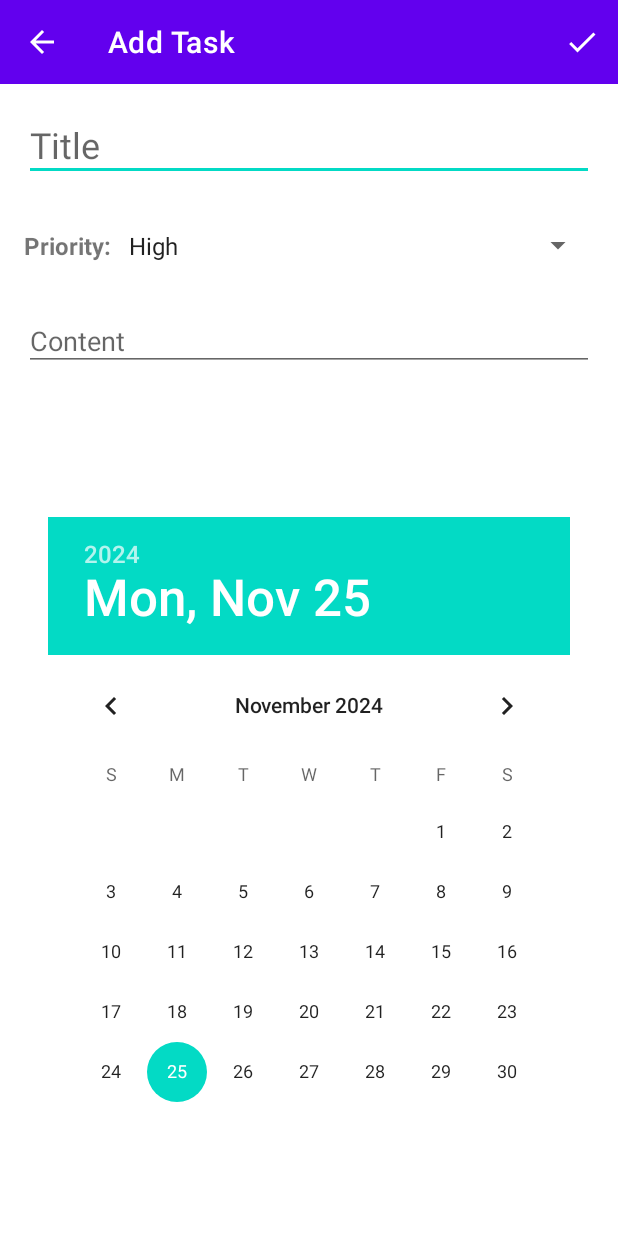
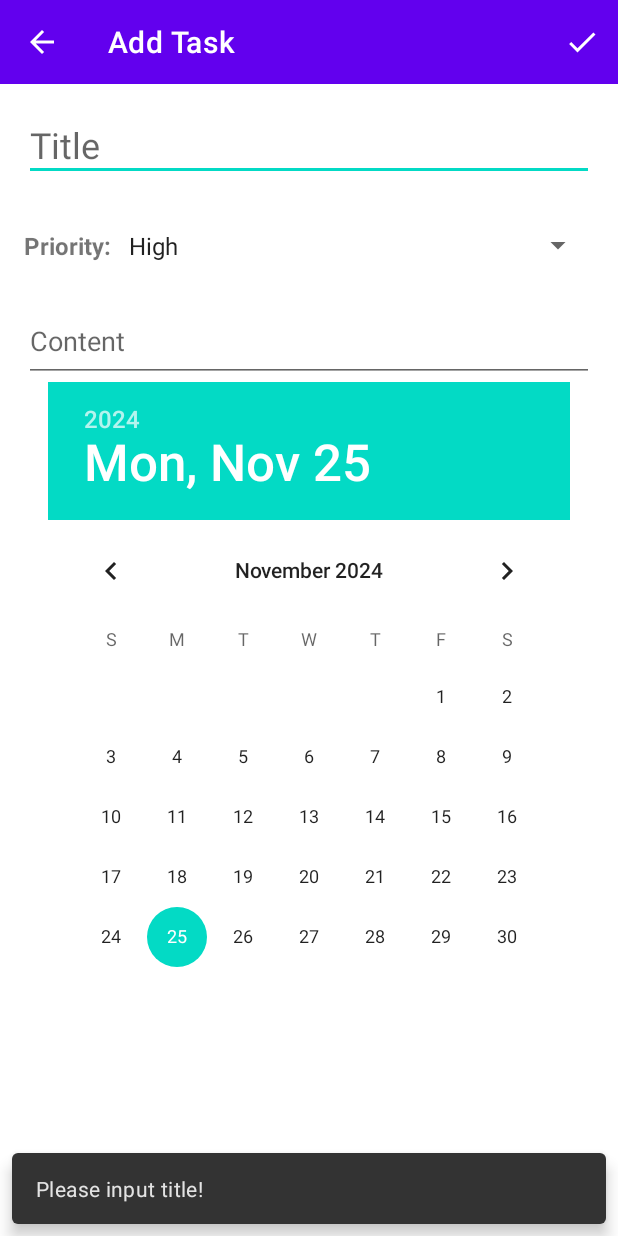
Before and after one commit to kevinyya/DailyTodo, an Android app: the AddActivity screen opened directly, with no data from a screen before it, after a tap on "Custom", on a phone screen of 412 x 824 dp. Run offline under Robolectric (Android 15) with nearby library versions, the phone set to English and light mode, and no system bars.

Commit message:
Access to data from views

```diff
--- a/app/src/main/java/com/example/dailytodo/AddActivity.kt
+++ b/app/src/main/java/com/example/dailytodo/AddActivity.kt
@@ -1,17 +1,35 @@
 package com.example.dailytodo
 
 import android.os.Bundle
+import android.text.method.ScrollingMovementMethod
 import android.util.Log
 import android.view.Menu
 import android.view.MenuItem
+import android.widget.DatePicker
+import android.widget.EditText
+import android.widget.Spinner
 import android.widget.Toolbar
+import androidx.activity.viewModels
 import androidx.appcompat.app.AppCompatActivity
 import androidx.core.content.ContextCompat
+import androidx.fragment.app.viewModels
+import com.example.dailytodo.data.Priority
+import com.example.dailytodo.data.TaskData
+import com.example.dailytodo.ui.task.TaskViewModel
+import com.google.android.material.snackbar.Snackbar
+import java.util.Calendar
+import java.util.Date
 
 
 class AddActivity : AppCompatActivity() {
 
-    private lateinit var toolbar: Toolbar
+    // UI Elements
+    private lateinit var titleET: EditText
+    private lateinit var prioritySP: Spinner
+    private lateinit var contentET: EditText
+    private lateinit var dateDP: DatePicker
+
+    private val taskViewModel: TaskViewModel by viewModels()
 
     override fun onCreate(savedInstanceState: Bundle?) {
         super.onCreate(savedInstanceState)
@@ -26,6 +44,50 @@ class AddActivity : AppCompatActivity() {
         // Set Back Arrow Color
         addTB.navigationIcon?.setTint(ContextCompat.getColor(this, R.color.white))
 
+        // Get View Item
+        titleET = findViewById(R.id.titleET)
+        prioritySP = findViewById(R.id.prioritySP)
+        contentET = findViewById(R.id.contentET)
+        dateDP = findViewById(R.id.dateDP)
+
+        // Set Content EditView Scrollable
+        contentET.movementMethod = ScrollingMovementMethod.getInstance()
+
+
+    }
+
+
+    private fun addTask() {
+        if (titleET.text.toString() != "") {
+            val newTask = createNewTask()
+
+//            Log.d("Debug", "Title: " + newTask.title)
+//            Log.d("Debug", "Priority: " + newTask.priority.toString())
+//            Log.d("Debug", "Content: " + newTask.content)
+//            Log.d("Debug", "Date: " + newTask.date.toString())
+//            Log.d("Debug", "Date: " + Date(newTask.date).toString())
+
+        } else {
+            // Snackbar popup
+            Snackbar.make(findViewById(android.R.id.content),
+                R.string.add_title_hint, Snackbar.LENGTH_SHORT).show()
+        }
+
+    }
+
+
+    private fun createNewTask(): TaskData {
+        // Convert Date
+        val calendar = Calendar.getInstance()
+        calendar.set(dateDP.year, dateDP.month, dateDP.dayOfMonth)
+
+        // Create New Task
+        val newTask = TaskData(title = titleET.text.toString(),
+                               priority = Priority.values()[prioritySP.selectedItemId.toInt()],
+                               content = contentET.text.toString(),
+                               date = calendar.getTime().time)
+
+        return newTask
     }
 
     override fun onCreateOptionsMenu(menu: Menu): Boolean {
@@ -38,6 +100,7 @@ class AddActivity : AppCompatActivity() {
             finish()
         } else if (item.itemId == R.id.taskCheck) {
             Log.d("Debug", "Check Triggered")
+            addTask()
         }
 
         return super.onOptionsItemSelected(item)
--- a/app/src/main/java/com/example/dailytodo/data/TaskData.kt
+++ b/app/src/main/java/com/example/dailytodo/data/TaskData.kt
@@ -7,9 +7,9 @@ import androidx.room.TypeConverter
 import java.util.Date
 
 enum class Priority {
-    LOW,
+    HIGH,
     MEDIUM,
-    HIGH
+    LOW
 }
 
 class DateConverter {
--- a/app/src/main/java/com/example/dailytodo/ui/task/TaskAdapter.kt
+++ b/app/src/main/java/com/example/dailytodo/ui/task/TaskAdapter.kt
@@ -36,13 +36,13 @@ class TaskAdapter : RecyclerView.Adapter<TaskAdapter.TaskViewHolder>() {
         val priority = taskList[position].priority
         when (priority) {
             Priority.LOW -> holder.priorityCard.setCardBackgroundColor(
-                ContextCompat.getColor(holder.itemView.context, R.color.red)
+                ContextCompat.getColor(holder.itemView.context, R.color.green)
             )
             Priority.MEDIUM -> holder.priorityCard.setCardBackgroundColor(
                 ContextCompat.getColor(holder.itemView.context, R.color.yellow)
             )
             Priority.HIGH -> holder.priorityCard.setCardBackgroundColor(
-                ContextCompat.getColor(holder.itemView.context, R.color.green)
+                ContextCompat.getColor(holder.itemView.context, R.color.red)
             )
 
         }
--- a/app/src/main/res/layout/activity_add.xml
+++ b/app/src/main/res/layout/activity_add.xml
@@ -69,11 +69,13 @@
     <EditText
         android:id="@+id/contentET"
         android:layout_width="match_parent"
-        android:layout_height="wrap_content"
+        android:layout_height="48dp"
         android:layout_marginTop="16dp"
         android:layout_marginStart="16dp"
         android:layout_marginEnd="16dp"
         android:layout_marginBottom="499dp"
+        android:scrollbarStyle="outsideInset"
+        android:scrollbars="vertical"
         android:ems="10"
         android:gravity="top|start"
         android:hint="Content"
@@ -84,17 +86,15 @@
         app:layout_constraintTop_toBottomOf="@id/priorityLL" />
 
     <DatePicker
-        android:id="@+id/datePicker1"
+        android:id="@+id/dateDP"
         android:layout_width="wrap_content"
         android:layout_height="wrap_content"
         android:orientation="vertical"
         android:layout_gravity="center_horizontal"
-        android:layout_marginTop="48dp"
         android:layout_marginStart="16dp"
         android:layout_marginEnd="16dp"
         app:layout_constraintTop_toBottomOf="@id/contentET"
         app:layout_constraintStart_toStartOf="parent"
-        app:layout_constraintEnd_toEndOf="parent"
-        app:layout_constraintBottom_toBottomOf="parent" />
+        app:layout_constraintEnd_toEndOf="parent" />
 
 </androidx.constraintlayout.widget.ConstraintLayout>
--- a/app/src/main/res/values/strings.xml
+++ b/app/src/main/res/values/strings.xml
@@ -4,6 +4,8 @@
     <string name="title_task">Task</string>
     <string name="title_timer">Timer</string>
     <string name="title_calendar">Calendar</string>
+    <string name="add_title_hint">Please input title!</string>
+
     <string-array name="priority_array">
         <item>High</item>
         <item>Medium</item>
```
